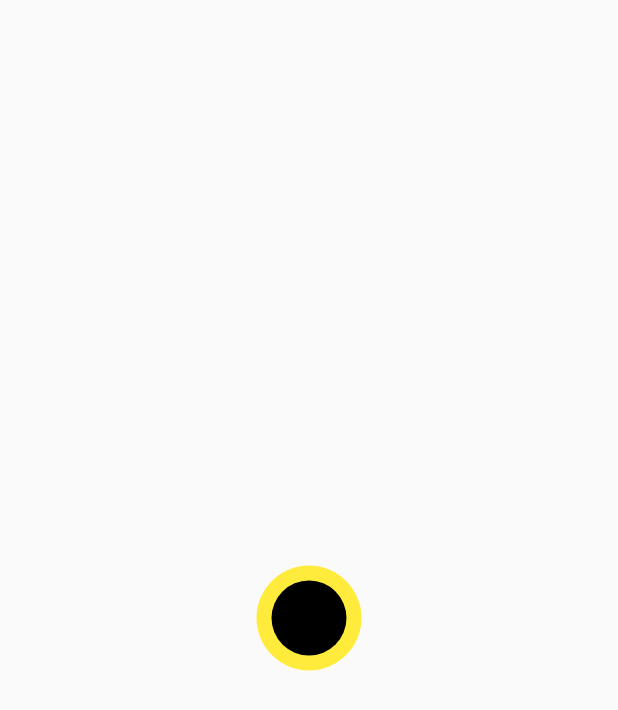
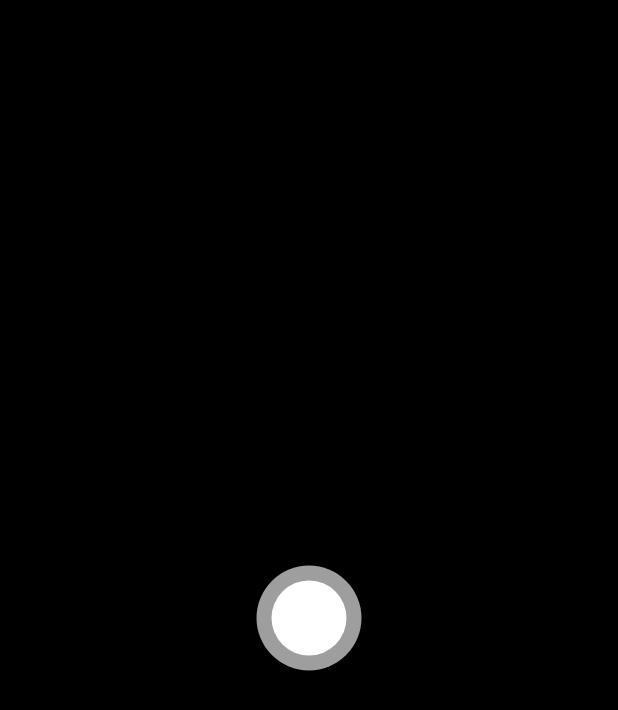
Before and after one commit to leahZhangleah/flutter_animation1, a Flutter app: the screen it shows after launch, on a phone screen of 412 x 824 dp. Shown: the top 710 px of the screen. Run offline on Flutter 3.47's test engine with Material 2 defaults, Android fonts, the phone set to English and light mode, and no system bars; statements that could not run were skipped.

Commit message:
add animations to big button and small button, also add progress indicator when long press event occurs, and disappear when long press ends

```diff
--- a/lib/capture_button.dart
+++ b/lib/capture_button.dart
@@ -1,10 +1,11 @@
 import 'package:flutter/material.dart';
 
 class CaptureButton extends StatefulWidget{
-  Size size;
+  Size defaultSize;
   Color color;
+  Tween<Size> sizeTween;
 
-  CaptureButton({this.size,this.color});
+  CaptureButton({this.defaultSize,@required this.color,@required this.sizeTween});
 
   @override
   State<StatefulWidget> createState() {
@@ -14,18 +15,38 @@ class CaptureButton extends StatefulWidget{
 
 }
 
-class CaptureButtonWidget extends State<CaptureButton> {
+class CaptureButtonWidget extends State<CaptureButton> with SingleTickerProviderStateMixin {
+  AnimationController _controller;
+  @override
+  void initState() {
+    super.initState();
+    _controller = AnimationController(vsync: this,duration: Duration(milliseconds: 1000));
+    _controller.forward();
+
+  }
   @override
   Widget build(BuildContext context) {
-    // TODO: implement build
-    return new Container(
-      width: widget.size.width,
-      height: widget.size.height,
-      decoration: BoxDecoration(
-        shape: BoxShape.circle,
-        color: widget.color,
-      ),
+    return AnimatedBuilder(
+      animation: _controller,
+      child: new Container(),
+      builder: (context,child){
+        return new Container(
+          child: child,
+          width: widget.sizeTween?.evaluate(_controller)?.width?? widget.defaultSize.width,
+          height: widget.sizeTween?.evaluate(_controller)?.height?? widget.defaultSize.height,
+          decoration: BoxDecoration(
+            shape: BoxShape.circle,
+            color: widget.color,
+          ),
+        );
+      },
     );
+  }
+
+  @override
+  void dispose() {
+    _controller.dispose();
+    super.dispose();
   }
 
   /*
--- a/lib/long_press_bloc.dart
+++ b/lib/long_press_bloc.dart
@@ -3,20 +3,24 @@ import 'long_press_event_counter.dart';
 import 'package:flutter/material.dart';
 
 class LongPressBloc{
-  Size _bigBtnSize,_smallBtnSize;
-  final _bigBtnStateController = StreamController<Size>();
-  final _smallBtnStateController = StreamController<Size>();
-  Timer totalTimer,passedTimer;
-  int timePassed;
-  Stopwatch stopwatch;
+  Tween<Size> _bigBtnSizeTween,_smallBtnSizeTween;
+  bool _showProgress;
+  final _bigBtnStateController = StreamController<Tween<Size>>();
+  final _smallBtnStateController = StreamController<Tween<Size>>();
+  final _showProgressController = StreamController<bool>();
+  Timer totalTimer;
 
-  StreamSink<Size> get _bigBtnSizeCounter => _bigBtnStateController.sink;
+  StreamSink<Tween<Size>> get _bigBtnSizeCounter => _bigBtnStateController.sink;
 
-  Stream<Size> get bigBtnSize => _bigBtnStateController.stream;
+  Stream<Tween<Size>> get bigBtnSizeTween => _bigBtnStateController.stream;
 
-  StreamSink<Size> get _smallBtnSizeCounter => _smallBtnStateController.sink;
+  StreamSink<Tween<Size>> get _smallBtnSizeCounter => _smallBtnStateController.sink;
 
-  Stream<Size> get smallBtnSize => _smallBtnStateController.stream;
+  Stream<Tween<Size>> get smallBtnSizeTween => _smallBtnStateController.stream;
+
+  StreamSink<bool> get _showProgressCounter => _showProgressController.sink;
+
+  Stream<bool> get showProgress => _showProgressController.stream;
 
   final _counterEventController = StreamController<CounterEvent>();
 
@@ -24,40 +28,34 @@ class LongPressBloc{
 
   LongPressBloc(){
     _counterEventController.stream.listen(_mapEventToState);
-    stopwatch = new Stopwatch();
   }
 
   void _mapEventToState(CounterEvent event) {
     if(event is LongPressStartEvent){
-      totalTimer = new Timer(new Duration(seconds:5), (){
+      totalTimer = new Timer(new Duration(seconds:10), (){
         counterEventSink.add(new LongPressEndEvent());
       });
-      stopwatch.start();
-      passedTimer = new Timer.periodic(new Duration(milliseconds: 500), (timer){
-        print(stopwatch.elapsedMilliseconds);
-      });
-      _bigBtnSize = Size(100,100);
-      _smallBtnSize = Size(40,40);
+      _bigBtnSizeTween = Tween(begin:Size(70,70),end: Size(100, 100));
+      _smallBtnSizeTween = Tween(begin:Size(50,50),end: Size(40, 40));
+      _showProgress = true;
     } else{
       if(totalTimer!=null){
         totalTimer.cancel();
         totalTimer = null;
       }
-      if(passedTimer!=null){
-        passedTimer.cancel();
-        passedTimer=null;
-      }
-      stopwatch..stop()..reset();
-      _bigBtnSize = Size(70,70);
-      _smallBtnSize = Size(50,50);
+      _bigBtnSizeTween = Tween(begin:Size(100, 100),end:Size(70,70));
+      _smallBtnSizeTween = Tween(begin:Size(40, 40),end:Size(50,50));
+      _showProgress = false;
     }
-    _bigBtnSizeCounter.add(_bigBtnSize);
-    _smallBtnSizeCounter.add(_smallBtnSize);
+    _bigBtnSizeCounter.add(_bigBtnSizeTween);
+    _smallBtnSizeCounter.add(_smallBtnSizeTween);
+    _showProgressCounter.add(_showProgress);
   }
 
   void dispose(){
     _counterEventController.close();
     _bigBtnStateController.close();
     _smallBtnStateController.close();
+    _showProgressController.close();
   }
 }
--- a/lib/main.dart
+++ b/lib/main.dart
@@ -67,6 +67,7 @@ class _MyHomePageState extends State<MyHomePage> {
     // fast, so that you can just rebuild anything that needs updating rather
     // than having to individually change instances of widgets.
     return Scaffold(
+      backgroundColor: Colors.black,
       body: Center(
         child: GestureDetector(
           onLongPress: ()=> _bloc.counterEventSink.add(LongPressStartEvent()),
@@ -75,17 +76,33 @@ class _MyHomePageState extends State<MyHomePage> {
             alignment: Alignment.center,
             children: <Widget>[
               new StreamBuilder(
-                  stream: _bloc.bigBtnSize,
-                  initialData: Size(70,70),
+                  stream: _bloc.bigBtnSizeTween,
+                  //initialData: SizeTween(begin:Size(70,70),end: Size(100, 100)),
                   builder: (context,snapshot){
-                    return new CaptureButton(size: snapshot.data,color: Colors.yellow,);
+                    return new CaptureButton(defaultSize:Size(70,70),color: Colors.grey,sizeTween: snapshot.data,);
                   }),
               new StreamBuilder(
-                  stream: _bloc.smallBtnSize,
-                  initialData: Size(50,50),
+                  stream: _bloc.smallBtnSizeTween,
+                  //initialData: SizeTween(begin:Size(50,50),end: Size(40, 40)),
                   builder: (context,snapshot){
-                    return new CaptureButton(size: snapshot.data,color: Colors.black,);
+                    return new CaptureButton(defaultSize:Size(50,50),color: Colors.white,sizeTween: snapshot.data,);
                   }),
+              new StreamBuilder(
+                  stream: _bloc.showProgress,
+                  initialData: false,
+                  builder: (context,snapshot){
+                    //todo: stop animation when data is false
+                    if(snapshot.data){
+                      return new CircleProgressBar(
+                        foregroundColor: Colors.greenAccent,
+                        value: 1.0,
+                        duration: Duration(seconds: 10),
+                        container:new Container(),
+                      );
+                    }
+                    return new Container();
+
+                  })
             ],
           ),
         ),
```
Also changed, not shown: lib/circle_progress_bar.dart (+6 -4 lines).
